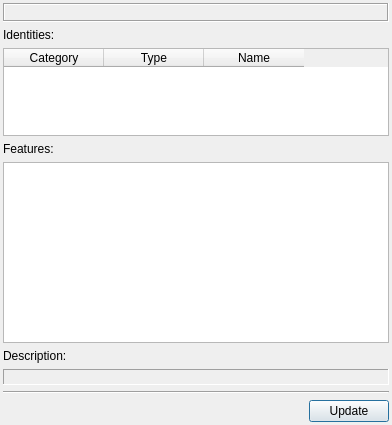
First picture: the form in Vacuum/trunk/src/plugins/servicediscovery/discoinfowindow.ui, repository vacuum-im/vacuum-im, before the edit.
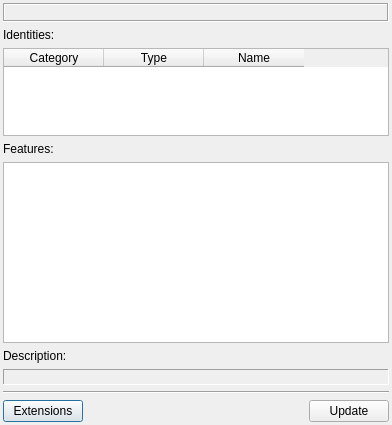
Second picture: the form after the edit.

```diff
--- a/Vacuum/trunk/src/plugins/servicediscovery/discoinfowindow.ui
+++ b/Vacuum/trunk/src/plugins/servicediscovery/discoinfowindow.ui
@@ -154,6 +154,13 @@
    </item>
    <item>
     <layout class="QHBoxLayout" >
+     <item>
+      <widget class="QPushButton" name="pbtExtensions" >
+       <property name="text" >
+        <string>Extensions</string>
+       </property>
+      </widget>
+     </item>
      <item>
       <spacer>
        <property name="orientation" >
```
Left out of the diff: 16 changed lines with no effect on the pictures.
